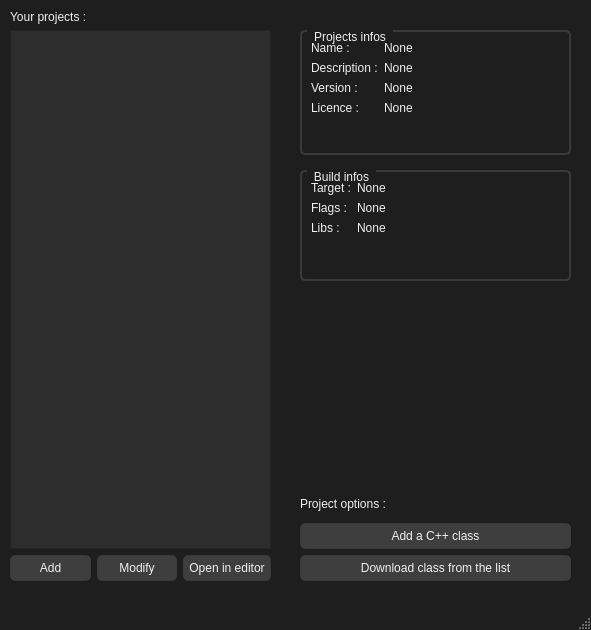
Before: the Qt Designer form mkpj-qt/mainwindow.ui in BaptisteP31/mkpj-qt, drawn with Qt 5.
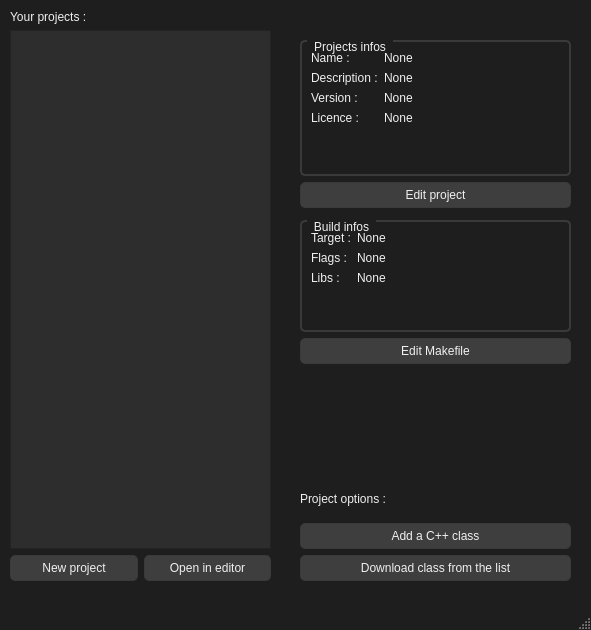
After: the same form once the commit is applied. Icons and pictures are not drawn.

Commit message: Adds makefile edition Qdialog

Patch:
```diff
--- a/mkpj-qt/mainwindow.ui
+++ b/mkpj-qt/mainwindow.ui
@@ -115,14 +115,7 @@
        <item>
         <widget class="QPushButton" name="addButton">
          <property name="text">
-          <string>Add</string>
-         </property>
-        </widget>
-       </item>
-       <item>
-        <widget class="QPushButton" name="modifyButton">
-         <property name="text">
-          <string>Modify</string>
+          <string>New project</string>
          </property>
         </widget>
        </item>
@@ -141,9 +134,9 @@
     <property name="geometry">
      <rect>
       <x>300</x>
-      <y>490</y>
+      <y>480</y>
       <width>271</width>
-      <height>91</height>
+      <height>101</height>
      </rect>
     </property>
     <layout class="QVBoxLayout" name="verticalLayout_2">
@@ -170,15 +163,88 @@
      </item>
     </layout>
    </widget>
+   <widget class="QWidget" name="verticalLayoutWidget_3">
+    <property name="geometry">
+     <rect>
+      <x>300</x>
+      <y>220</y>
+      <width>271</width>
+      <height>144</height>
+     </rect>
+    </property>
+    <layout class="QVBoxLayout" name="verticalLayout_3">
+     <item>
+      <widget class="QGroupBox" name="buildInofsGroup">
+       <property name="title">
+        <string>Build infos</string>
+       </property>
+       <layout class="QFormLayout" name="formLayout_2">
+        <item row="0" column="0">
+         <widget class="QLabel" name="targetLabel">
+          <property name="text">
+           <string>Target :</string>
+          </property>
+         </widget>
+        </item>
+        <item row="0" column="1">
+         <widget class="QLabel" name="targetLabelFill">
+          <property name="text">
+           <string>None</string>
+          </property>
+         </widget>
+        </item>
+        <item row="1" column="0">
+         <widget class="QLabel" name="flagsLabel">
+          <property name="text">
+           <string>Flags :</string>
+          </property>
+         </widget>
+        </item>
+        <item row="1" column="1">
+         <widget class="QLabel" name="flagsLabelFill">
+          <property name="text">
+           <string>None</string>
+          </property>
+         </widget>
+        </item>
+        <item row="2" column="0">
+         <widget class="QLabel" name="libsLabel">
+          <property name="text">
+           <string>Libs :</string>
+          </property>
+         </widget>
+        </item>
+        <item row="2" column="1">
+         <widget class="QLabel" name="libsLabelFill">
+          <property name="text">
+           <string>None</string>
+          </property>
+         </widget>
+        </item>
+       </layout>
+      </widget>
+     </item>
+     <item>
+      <widget class="QPushButton" name="editMakefileButton">
+       <property name="text">
+        <string>Edit Makefile</string>
+       </property>
+      </widget>
+     </item>
+    </layout>
+   </widget>
+   <widget class="QWidget" name="verticalLayoutWidget_4">
+    <property name="geometry">
+     <rect>
+      <x>300</x>
+      <y>40</y>
+      <width>271</width>
+      <height>168</height>
+     </rect>
+    </property>
+    <layout class="QVBoxLayout" name="verticalLayout_4">
+     <item>
    <widget class="QGroupBox" name="projectInfosBox">
-    <property name="geometry">
-     <rect>
-      <x>300</x>
-      <y>30</y>
-      <width>271</width>
-      <height>125</height>
-     </rect>
-    </property>
     <property name="title">
      <string>Projects infos</string>
     </property>
@@ -241,58 +307,11 @@
      </item>
     </layout>
    </widget>
-   <widget class="QGroupBox" name="buildInofsGroup">
-    <property name="geometry">
-     <rect>
-      <x>300</x>
-      <y>170</y>
-      <width>271</width>
-      <height>111</height>
-     </rect>
-    </property>
-    <property name="title">
-     <string>Build infos</string>
-    </property>
-    <layout class="QFormLayout" name="formLayout_2">
-     <item row="0" column="0">
-      <widget class="QLabel" name="targetLabel">
-       <property name="text">
-        <string>Target :</string>
-       </property>
-      </widget>
      </item>
-     <item row="0" column="1">
-      <widget class="QLabel" name="targetLabelFill">
+     <item>
+      <widget class="QPushButton" name="editProjectButton">
        <property name="text">
-        <string>None</string>
-       </property>
-      </widget>
-     </item>
-     <item row="1" column="0">
-      <widget class="QLabel" name="flagsLabel">
-       <property name="text">
-        <string>Flags :</string>
-       </property>
-      </widget>
-     </item>
-     <item row="1" column="1">
-      <widget class="QLabel" name="flagsLabelFill">
-       <property name="text">
-        <string>None</string>
-       </property>
-      </widget>
-     </item>
-     <item row="2" column="0">
-      <widget class="QLabel" name="libsLabel">
-       <property name="text">
-        <string>Libs :</string>
-       </property>
-      </widget>
-     </item>
-     <item row="2" column="1">
-      <widget class="QLabel" name="libsLabelFill">
-       <property name="text">
-        <string>None</string>
+        <string>Edit project</string>
        </property>
       </widget>
      </item>
```
Left out of the diff: 4 changed lines with no effect on the pictures. Lines whose indentation alone changed are shown as unchanged. The commit also changes 6 other files.
